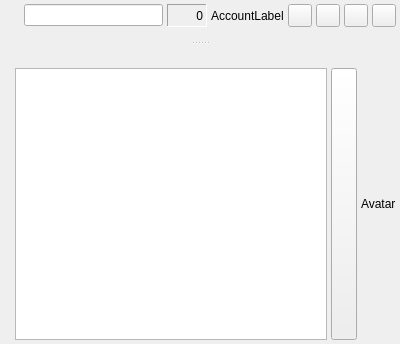
psi-im/psi, file src/chatdlg.ui: the form before one commit.
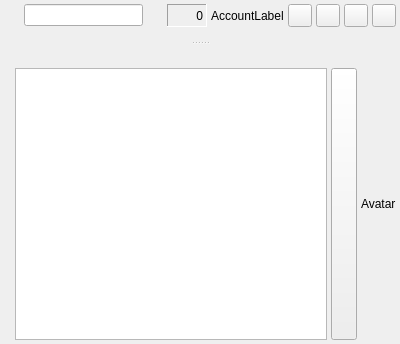
The form after the commit. Custom widgets are drawn as their Qt base class.

Commit message: Show client icon in char dialog (Psi+ patch 0570-psi-add-client-icon-to-chatdlg.diff)

Patch:
```diff
--- a/src/chatdlg.ui
+++ b/src/chatdlg.ui
@@ -70,6 +70,25 @@
            </property>
           </widget>
          </item>
+         <item>
+          <widget class="QLabel" name="lb_client">
+           <property name="minimumSize">
+            <size>
+             <width>16</width>
+             <height>16</height>
+            </size>
+           </property>
+           <property name="maximumSize">
+            <size>
+             <width>16</width>
+             <height>16</height>
+            </size>
+           </property>
+           <property name="text">
+            <string/>
+           </property>
+          </widget>
+         </item>
          <item>
           <widget class="QLabel" name="lb_count">
            <property name="sizePolicy">
```
The commit also changes 1 other file.
